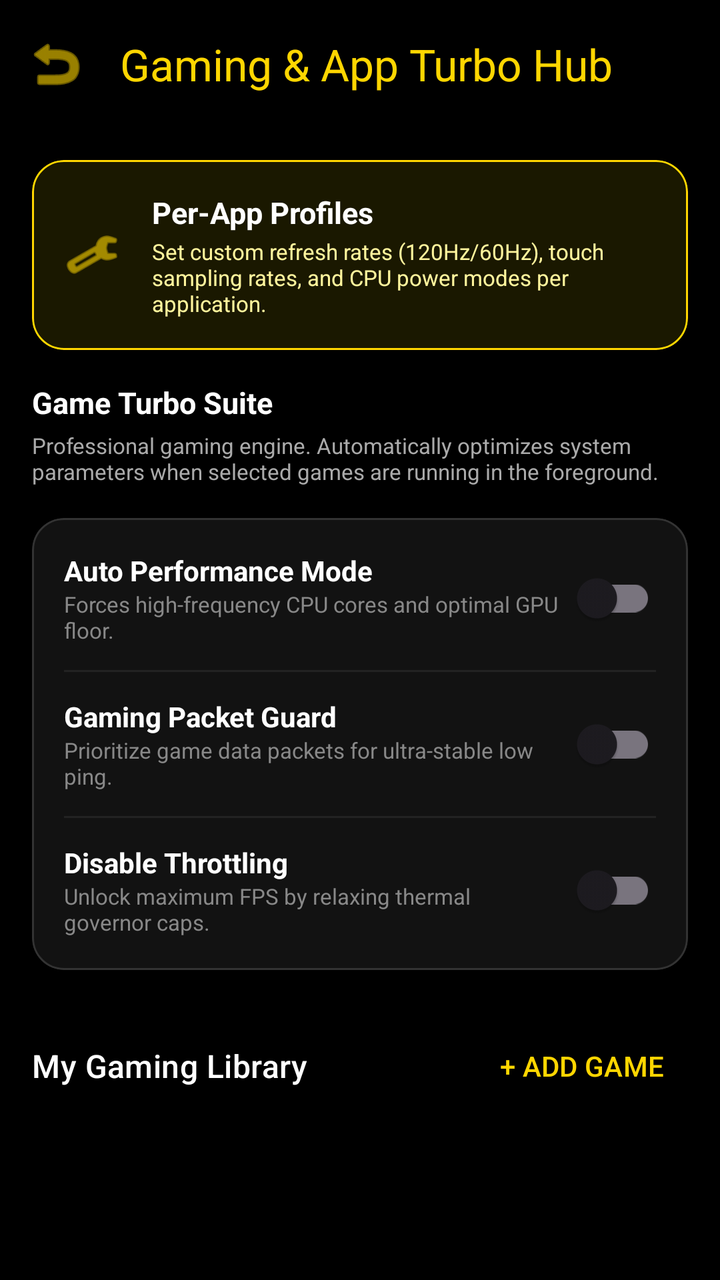
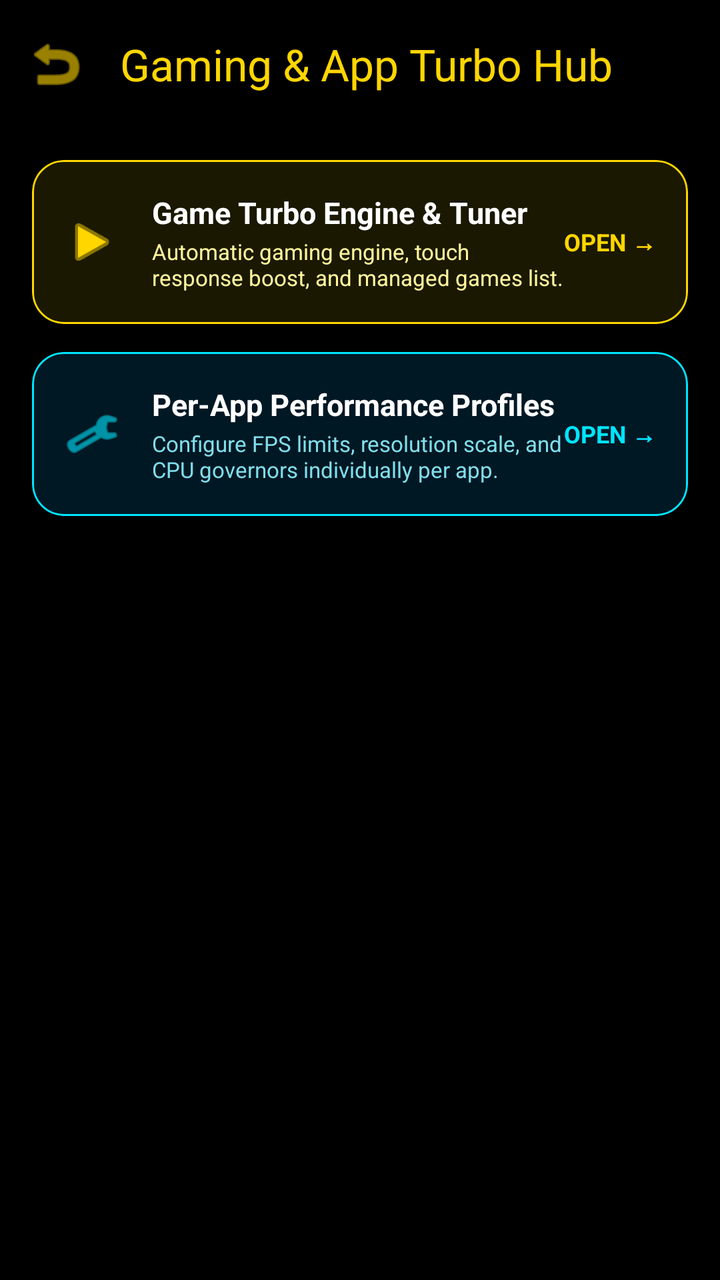

An Android layout rendered at two revisions. The XML below is the earlier revision; the diff shows what the commit changed to produce the second picture.
<!-- AndroidManifest.xml: activity theme Theme.PhoneControl -->
<!-- res/layout/activity_game_turbo.xml -->
<?xml version="1.0" encoding="utf-8"?>
<LinearLayout xmlns:android="http://schemas.android.com/apk/res/android"
    xmlns:app="http://schemas.android.com/apk/res-auto"
    android:layout_width="match_parent"
    android:layout_height="match_parent"
    android:orientation="vertical"
    android:background="@android:color/black"
    android:fitsSystemWindows="true">

    <com.google.android.material.appbar.MaterialToolbar
        android:id="@+id/toolbarGameTurbo"
        android:layout_width="match_parent"
        android:layout_height="?attr/actionBarSize"
        app:title="Gaming &amp; App Turbo Hub"
        app:titleTextColor="#FFD600"
        app:navigationIcon="@android:drawable/ic_menu_revert"
        app:navigationIconTint="#FFD600" />

    <androidx.core.widget.NestedScrollView
        android:layout_width="match_parent"
        android:layout_height="match_parent">

        <LinearLayout
            android:layout_width="match_parent"
            android:layout_height="wrap_content"
            android:orientation="vertical"
            android:padding="16dp">

            
            <com.google.android.material.card.MaterialCardView
                android:id="@+id/cardPerApp"
                android:layout_width="match_parent"
                android:layout_height="wrap_content"
                android:layout_marginBottom="16dp"
                app:cardCornerRadius="16dp"
                app:cardBackgroundColor="#1A1800"
                app:strokeWidth="1dp"
                app:strokeColor="#FFD600"
                android:clickable="true"
                android:focusable="true">
                <LinearLayout
                    android:layout_width="match_parent"
                    android:layout_height="wrap_content"
                    android:orientation="horizontal"
                    android:padding="16dp"
                    android:gravity="center_vertical">
                    <ImageView
                        android:layout_width="28dp"
                        android:layout_height="28dp"
                        android:src="@android:drawable/ic_menu_preferences"
                        app:tint="#FFD600" />
                    <LinearLayout
                        android:layout_width="0dp"
                        android:layout_height="wrap_content"
                        android:layout_weight="1"
                        android:layout_marginStart="16dp"
                        android:orientation="vertical">
                        <TextView
                            android:layout_width="wrap_content"
                            android:layout_height="wrap_content"
                            android:text="Per-App Profiles"
                            android:textColor="@android:color/white"
                            android:textStyle="bold"
                            android:textSize="15sp" />
                        <TextView
                            android:layout_width="wrap_content"
                            android:layout_height="wrap_content"
                            android:layout_marginTop="2dp"
                            android:text="Set custom refresh rates (120Hz/60Hz), touch sampling rates, and CPU power modes per application."
                            android:textColor="#FFF59D"
                            android:textSize="11sp" />
                    </LinearLayout>
                </LinearLayout>
            </com.google.android.material.card.MaterialCardView>

            
            <LinearLayout
                android:id="@+id/layoutGameTurboSection"
                android:layout_width="match_parent"
                android:layout_height="wrap_content"
                android:orientation="vertical">

                <TextView
                    android:layout_width="match_parent"
                    android:layout_height="wrap_content"
                    android:text="Game Turbo Suite"
                    android:textColor="#FFFFFF"
                    android:textSize="15sp"
                    android:textStyle="bold"
                    android:layout_marginBottom="4dp" />

                <TextView
                    android:layout_width="match_parent"
                    android:layout_height="wrap_content"
                    android:text="Professional gaming engine. Automatically optimizes system parameters when selected games are running in the foreground."
                    android:textColor="#AAAAAA"
                    android:textSize="11sp"
                    android:layout_marginBottom="16dp" />

                
                <com.google.android.material.card.MaterialCardView
                    android:layout_width="match_parent"
                    android:layout_height="wrap_content"
                    android:layout_marginBottom="24dp"
                    app:cardCornerRadius="16dp"
                    app:cardBackgroundColor="#121212"
                    app:strokeWidth="1dp"
                    app:strokeColor="#333333">
                    <LinearLayout
                        android:layout_width="match_parent"
                        android:layout_height="wrap_content"
                        android:orientation="vertical"
                        android:padding="16dp">

                        <LinearLayout android:layout_width="match_parent" android:layout_height="wrap_content" android:gravity="center_vertical">
                            <LinearLayout android:layout_width="0dp" android:layout_height="wrap_content" android:layout_weight="1" android:orientation="vertical">
                                <TextView android:layout_width="wrap_content" android:layout_height="wrap_content" android:text="Auto Performance Mode" android:textColor="#FFFFFF" android:textStyle="bold" />
                                <TextView android:layout_width="wrap_content" android:layout_height="wrap_content" android:text="Forces high-frequency CPU cores and optimal GPU floor." android:textColor="#888888" android:textSize="11sp" />
                            </LinearLayout>
                            <com.google.android.material.switchmaterial.SwitchMaterial android:id="@+id/switchAutoPerf" android:layout_width="wrap_content" android:layout_height="wrap_content" />
                        </LinearLayout>
                        <View android:layout_width="match_parent" android:layout_height="1dp" android:background="#222222" android:layout_marginVertical="12dp" />

                        <LinearLayout android:layout_width="match_parent" android:layout_height="wrap_content" android:gravity="center_vertical">
                            <LinearLayout android:layout_width="0dp" android:layout_height="wrap_content" android:layout_weight="1" android:orientation="vertical">
                                <TextView android:layout_width="wrap_content" android:layout_height="wrap_content" android:text="Gaming Packet Guard" android:textColor="#FFFFFF" android:textStyle="bold" />
                                <TextView android:layout_width="wrap_content" android:layout_height="wrap_content" android:text="Prioritize game data packets for ultra-stable low ping." android:textColor="#888888" android:textSize="11sp" />
                            </LinearLayout>
                            <com.google.android.material.switchmaterial.SwitchMaterial android:id="@+id/switchAutoPing" android:layout_width="wrap_content" android:layout_height="wrap_content" />
                        </LinearLayout>
                        <View android:layout_width="match_parent" android:layout_height="1dp" android:background="#222222" android:layout_marginVertical="12dp" />

                        <LinearLayout android:layout_width="match_parent" android:layout_height="wrap_content" android:gravity="center_vertical">
                            <LinearLayout android:layout_width="0dp" android:layout_height="wrap_content" android:layout_weight="1" android:orientation="vertical">
                                <TextView android:layout_width="wrap_content" android:layout_height="wrap_content" android:text="Disable Throttling" android:textColor="#FFFFFF" android:textStyle="bold" />
                                <TextView android:layout_width="wrap_content" android:layout_height="wrap_content" android:text="Unlock maximum FPS by relaxing thermal governor caps." android:textColor="#888888" android:textSize="11sp" />
                            </LinearLayout>
                            <com.google.android.material.switchmaterial.SwitchMaterial android:id="@+id/switchAutoThermal" android:layout_width="wrap_content" android:layout_height="wrap_content" />
                        </LinearLayout>
                    </LinearLayout>
                </com.google.android.material.card.MaterialCardView>

                
                <LinearLayout
                    android:layout_width="match_parent"
                    android:layout_height="wrap_content"
                    android:orientation="horizontal"
                    android:gravity="center_vertical"
                    android:layout_marginBottom="12dp">
                    <TextView
                        android:layout_width="0dp"
                        android:layout_weight="1"
                        android:layout_height="wrap_content"
                        android:text="My Gaming Library"
                        android:textColor="#FFFFFF"
                        android:textAppearance="@style/TextAppearance.Material3.TitleMedium" />
                    <com.google.android.material.button.MaterialButton
                        android:id="@+id/btnAddGame"
                        style="@style/Widget.Material3.Button.TextButton"
                        android:layout_width="wrap_content"
                        android:layout_height="wrap_content"
                        android:text="+ ADD GAME"
                        android:textColor="#FFD600" />
                </LinearLayout>

                <LinearLayout
                    android:id="@+id/layoutGameList"
                    android:layout_width="match_parent"
                    android:layout_height="wrap_content"
                    android:orientation="vertical" />

            </LinearLayout>

        </LinearLayout>
    </androidx.core.widget.NestedScrollView>
</LinearLayout>
<!-- resources referenced by this layout -->
<resources>
  <style name="Theme.PhoneControl" parent="Theme.Material3.DayNight.NoActionBar">
          
          <item name="colorPrimary">@color/purple_500</item>
          <item name="colorPrimaryVariant">@color/purple_700</item>
          <item name="colorOnPrimary">@color/white</item>
          
          <item name="colorSecondary">@color/teal_200</item>
          <item name="colorSecondaryVariant">@color/teal_700</item>
          <item name="colorOnSecondary">@color/black</item>
          
          <item name="android:statusBarColor">@android:color/black</item>
          <item name="android:windowLightStatusBar" tools:targetApi="m">false</item>
          
          
          
      </style>
  <color name="purple_500">#FF6200EE</color>
  <color name="purple_700">#FF3700B3</color>
  <color name="white">#FFFFFFFF</color>
  <color name="teal_200">#FF03DAC5</color>
  <color name="teal_700">#FF018786</color>
  <color name="black">#FF000000</color>
</resources>

<!-- the commit's change to res/layout/activity_game_turbo.xml (unified diff, before → after) -->
@@ -28,10 +28,10 @@
 
             
             <com.google.android.material.card.MaterialCardView
-                android:id="@+id/cardPerApp"
+                android:id="@+id/cardGameTurboSuite"
                 android:layout_width="match_parent"
                 android:layout_height="wrap_content"
-                android:layout_marginBottom="16dp"
+                android:layout_marginBottom="14dp"
                 app:cardCornerRadius="16dp"
                 app:cardBackgroundColor="#1A1800"
                 app:strokeWidth="1dp"
@@ -47,7 +47,7 @@
                     <ImageView
                         android:layout_width="28dp"
                         android:layout_height="28dp"
-                        android:src="@android:drawable/ic_menu_preferences"
+                        android:src="@android:drawable/ic_media_play"
                         app:tint="#FFD600" />
                     <LinearLayout
                         android:layout_width="0dp"
@@ -58,7 +58,7 @@
                         <TextView
                             android:layout_width="wrap_content"
                             android:layout_height="wrap_content"
-                            android:text="Per-App Profiles"
+                            android:text="Game Turbo Engine &amp; Tuner"
                             android:textColor="@android:color/white"
                             android:textStyle="bold"
                             android:textSize="15sp" />
@@ -66,111 +66,75 @@
                             android:layout_width="wrap_content"
                             android:layout_height="wrap_content"
                             android:layout_marginTop="2dp"
-                            android:text="Set custom refresh rates (120Hz/60Hz), touch sampling rates, and CPU power modes per application."
+                            android:text="Automatic gaming engine, touch response boost, and managed games list."
                             android:textColor="#FFF59D"
                             android:textSize="11sp" />
                     </LinearLayout>
+                    <TextView
+                        android:layout_width="wrap_content"
+                        android:layout_height="wrap_content"
+                        android:text="OPEN →"
+                        android:textColor="#FFD600"
+                        android:textSize="12sp"
+                        android:textStyle="bold" />
                 </LinearLayout>
             </com.google.android.material.card.MaterialCardView>
 
             
-            <LinearLayout
-                android:id="@+id/layoutGameTurboSection"
+            <com.google.android.material.card.MaterialCardView
+                android:id="@+id/cardPerApp"
                 android:layout_width="match_parent"
                 android:layout_height="wrap_content"
-                android:orientation="vertical">
-
-                <TextView
-                    android:layout_width="match_parent"
-                    android:layout_height="wrap_content"
-                    android:text="Game Turbo Suite"
-                    android:textColor="#FFFFFF"
-                    android:textSize="15sp"
-                    android:textStyle="bold"
-                    android:layout_marginBottom="4dp" />
-
-                <TextView
-                    android:layout_width="match_parent"
-                    android:layout_height="wrap_content"
-                    android:text="Professional gaming engine. Automatically optimizes system parameters when selected games are running in the foreground."
-                    android:textColor="#AAAAAA"
-                    android:textSize="11sp"
-                    android:layout_marginBottom="16dp" />
-
-                
-                <com.google.android.material.card.MaterialCardView
-                    android:layout_width="match_parent"
-                    android:layout_height="wrap_content"
-                    android:layout_marginBottom="24dp"
-                    app:cardCornerRadius="16dp"
-                    app:cardBackgroundColor="#121212"
-                    app:strokeWidth="1dp"
-                    app:strokeColor="#333333">
-                    <LinearLayout
-                        android:layout_width="match_parent"
-                        android:layout_height="wrap_content"
-                        android:orientation="vertical"
-                        android:padding="16dp">
-
-                        <LinearLayout android:layout_width="match_parent" android:layout_height="wrap_content" android:gravity="center_vertical">
-                            <LinearLayout android:layout_width="0dp" android:layout_height="wrap_content" android:layout_weight="1" android:orientation="vertical">
-                                <TextView android:layout_width="wrap_content" android:layout_height="wrap_content" android:text="Auto Performance Mode" android:textColor="#FFFFFF" android:textStyle="bold" />
-                                <TextView android:layout_width="wrap_content" android:layout_height="wrap_content" android:text="Forces high-frequency CPU cores and optimal GPU floor." android:textColor="#888888" android:textSize="11sp" />
-                            </LinearLayout>
-                            <com.google.android.material.switchmaterial.SwitchMaterial android:id="@+id/switchAutoPerf" android:layout_width="wrap_content" android:layout_height="wrap_content" />
-                        </LinearLayout>
-                        <View android:layout_width="match_parent" android:layout_height="1dp" android:background="#222222" android:layout_marginVertical="12dp" />
-
-                        <LinearLayout android:layout_width="match_parent" android:layout_height="wrap_content" android:gravity="center_vertical">
-                            <LinearLayout android:layout_width="0dp" android:layout_height="wrap_content" android:layout_weight="1" android:orientation="vertical">
-                                <TextView android:layout_width="wrap_content" android:layout_height="wrap_content" android:text="Gaming Packet Guard" android:textColor="#FFFFFF" android:textStyle="bold" />
-                                <TextView android:layout_width="wrap_content" android:layout_height="wrap_content" android:text="Prioritize game data packets for ultra-stable low ping." android:textColor="#888888" android:textSize="11sp" />
-                            </LinearLayout>
-                            <com.google.android.material.switchmaterial.SwitchMaterial android:id="@+id/switchAutoPing" android:layout_width="wrap_content" android:layout_height="wrap_content" />
-                        </LinearLayout>
-                        <View android:layout_width="match_parent" android:layout_height="1dp" android:background="#222222" android:layout_marginVertical="12dp" />
-
-                        <LinearLayout android:layout_width="match_parent" android:layout_height="wrap_content" android:gravity="center_vertical">
-                            <LinearLayout android:layout_width="0dp" android:layout_height="wrap_content" android:layout_weight="1" android:orientation="vertical">
-                                <TextView android:layout_width="wrap_content" android:layout_height="wrap_content" android:text="Disable Throttling" android:textColor="#FFFFFF" android:textStyle="bold" />
-                                <TextView android:layout_width="wrap_content" android:layout_height="wrap_content" android:text="Unlock maximum FPS by relaxing thermal governor caps." android:textColor="#888888" android:textSize="11sp" />
-                            </LinearLayout>
-                            <com.google.android.material.switchmaterial.SwitchMaterial android:id="@+id/switchAutoThermal" android:layout_width="wrap_content" android:layout_height="wrap_content" />
-                        </LinearLayout>
-                    </LinearLayout>
-                </com.google.android.material.card.MaterialCardView>
-
-                
+                android:layout_marginBottom="14dp"
+                app:cardCornerRadius="16dp"
+                app:cardBackgroundColor="#001824"
+                app:strokeWidth="1dp"
+                app:strokeColor="#00E5FF"
+                android:clickable="true"
+                android:focusable="true">
                 <LinearLayout
                     android:layout_width="match_parent"
                     android:layout_height="wrap_content"
                     android:orientation="horizontal"
-                    android:gravity="center_vertical"
-                    android:layout_marginBottom="12dp">
+                    android:padding="16dp"
+                    android:gravity="center_vertical">
+                    <ImageView
+                        android:layout_width="28dp"
+                        android:layout_height="28dp"
+                        android:src="@android:drawable/ic_menu_preferences"
+                        app:tint="#00E5FF" />
+                    <LinearLayout
+                        android:layout_width="0dp"
+                        android:layout_height="wrap_content"
+                        android:layout_weight="1"
+                        android:layout_marginStart="16dp"
+                        android:orientation="vertical">
+                        <TextView
+                            android:layout_width="wrap_content"
+                            android:layout_height="wrap_content"
+                            android:text="Per-App Performance Profiles"
+                            android:textColor="@android:color/white"
+                            android:textStyle="bold"
+                            android:textSize="15sp" />
+                        <TextView
+                            android:layout_width="wrap_content"
+                            android:layout_height="wrap_content"
+                            android:layout_marginTop="2dp"
+                            android:text="Configure FPS limits, resolution scale, and CPU governors individually per app."
+                            android:textColor="#80DEEA"
+                            android:textSize="11sp" />
+                    </LinearLayout>
                     <TextView
-                        android:layout_width="0dp"
-                        android:layout_weight="1"
-                        android:layout_height="wrap_content"
-                        android:text="My Gaming Library"
-                        android:textColor="#FFFFFF"
-                        android:textAppearance="@style/TextAppearance.Material3.TitleMedium" />
-                    <com.google.android.material.button.MaterialButton
-                        android:id="@+id/btnAddGame"
-                        style="@style/Widget.Material3.Button.TextButton"
                         android:layout_width="wrap_content"
                         android:layout_height="wrap_content"
-                        android:text="+ ADD GAME"
-                        android:textColor="#FFD600" />
+                        android:text="OPEN →"
+                        android:textColor="#00E5FF"
+                        android:textSize="12sp"
+                        android:textStyle="bold" />
                 </LinearLayout>
-
-                <LinearLayout
-                    android:id="@+id/layoutGameList"
-                    android:layout_width="match_parent"
-                    android:layout_height="wrap_content"
-                    android:orientation="vertical" />
-
-            </LinearLayout>
+            </com.google.android.material.card.MaterialCardView>
 
         </LinearLayout>
     </androidx.core.widget.NestedScrollView>
+
 </LinearLayout>
